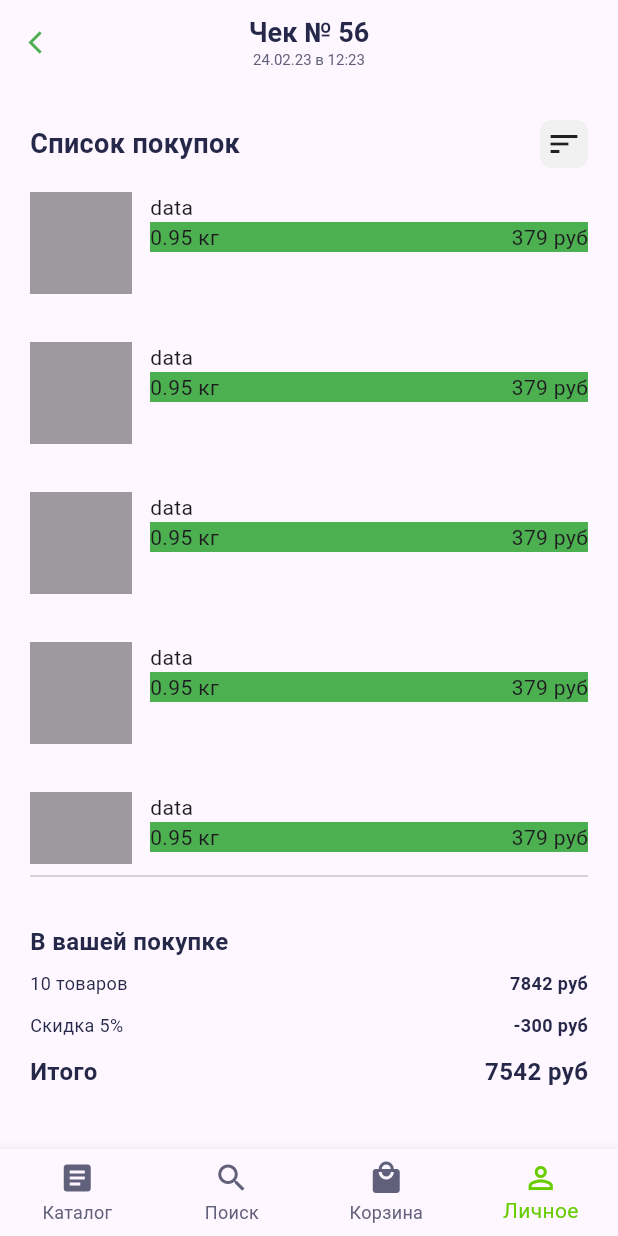
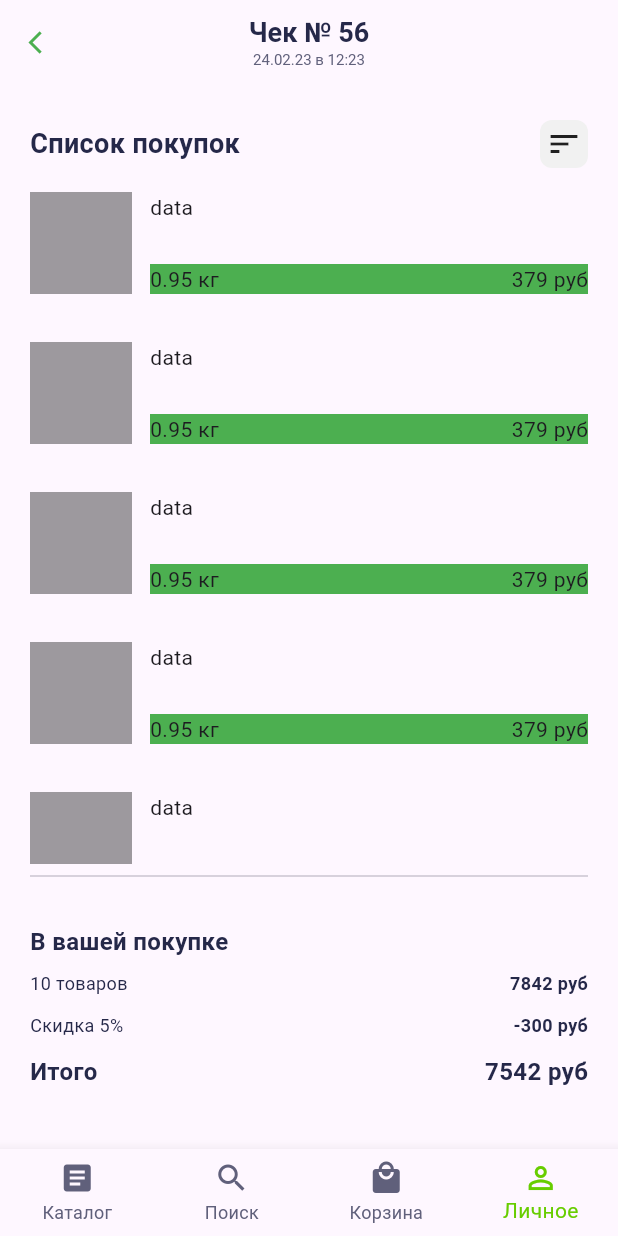
Before and after one commit to DeployChef/surf_flutter_x6_retail_group_app, a Flutter app: the screen it shows after launch, on a phone screen of 412 x 824 dp. Run offline on Flutter 3.47's test engine with Material 2 defaults, Android fonts, the phone set to English and light mode, and no system bars.

Commit message:
height row and column

```diff
--- a/lib/main.dart
+++ b/lib/main.dart
@@ -58,11 +58,12 @@ class MainApp extends StatelessWidget {
                   itemBuilder: (BuildContext context, int index) {
                     return Padding(
                       padding: const EdgeInsets.only(bottom: 32.0),
+                      child: SizedBox(
+                        height: 68,
                         child: Row(
                           crossAxisAlignment: CrossAxisAlignment.start,
                           children: [
                             Container(
-                            height: 68,
                               width: 68,
                               color: Colors.black38,
                             ),
@@ -89,6 +90,7 @@ class MainApp extends StatelessWidget {
                               ),
                             ),
                           ],
+                        ),
                       ),
                     );
                   },
```
Lines whose indentation alone changed are shown as unchanged.
